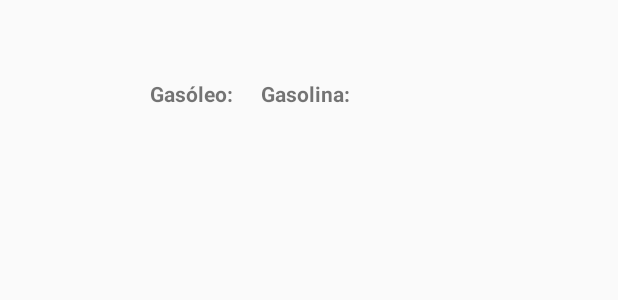
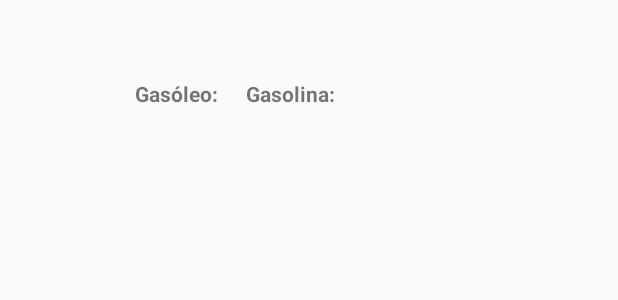
Before and after one commit to isunican/AppGasolinerasGrupo4, an Android app: the layout item_gasolinera.xml on its own in the app's theme, with its tools: preview values and no code run, on a phone screen of 412 x 824 dp. Shown: the top 300 px of the screen. Run offline under Robolectric (Android 15) with nearby library versions, the phone set to English and light mode, and no system bars; network calls fail.

Commit message:
Bug visual textos combustible solucionado

```diff
--- a/AndroidProject/app/src/main/res/layout/item_gasolinera.xml
+++ b/AndroidProject/app/src/main/res/layout/item_gasolinera.xml
@@ -44,7 +44,7 @@
             android:id="@+id/textViewGasoleoALabel"
             android:layout_width="wrap_content"
             android:layout_height="wrap_content"
-            android:layout_marginLeft="@dimen/marginLeftPrecios"
+            android:layout_marginLeft="@dimen/marginLogo"
             android:text="@string/gasoleoa"
             android:textStyle="bold" />
 
@@ -59,7 +59,7 @@
             android:id="@+id/textViewGasolina95Label"
             android:layout_width="wrap_content"
             android:layout_height="wrap_content"
-            android:layout_marginLeft="@dimen/marginTextView"
+            android:layout_marginLeft="@dimen/marginLogo"
             android:layout_toRightOf="@+id/textViewGasoleoA"
             android:text="@string/gasolina95"
             android:textStyle="bold" />
```
